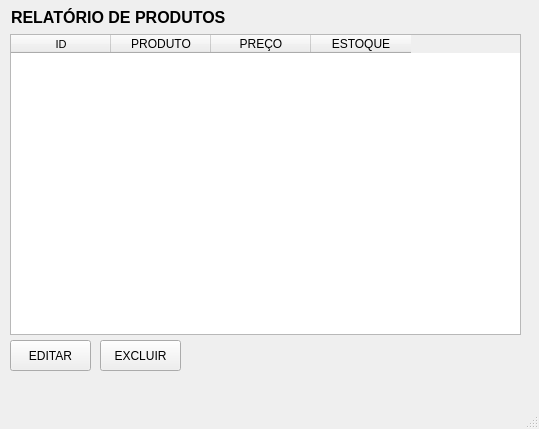
PedroNeto87/Python-MySQL-Projeto, file lista.ui: the form before one commit.
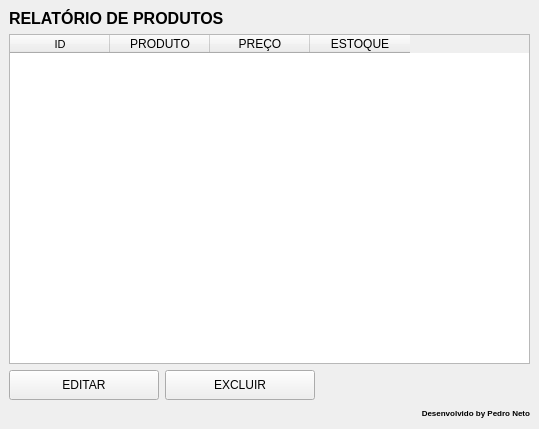
The form after the commit.

Commit message: Alterado as telas .ui para que possam ser recursivas

Patch:
```diff
--- a/lista.ui
+++ b/lista.ui
@@ -14,15 +14,9 @@
    <string>MainWindow</string>
   </property>
   <widget class="QWidget" name="centralwidget">
+   <layout class="QVBoxLayout" name="verticalLayout">
+    <item>
    <widget class="QLabel" name="label">
-    <property name="geometry">
-     <rect>
-      <x>11</x>
-      <y>7</y>
-      <width>221</width>
-      <height>21</height>
-     </rect>
-    </property>
     <property name="font">
      <font>
       <pointsize>12</pointsize>
@@ -31,18 +25,12 @@
      </font>
     </property>
     <property name="text">
-     <string>RELATÓRIO DE PRODUTOS</string>
-    </property>
-   </widget>
+       <string>&lt;html&gt;&lt;head/&gt;&lt;body&gt;&lt;p&gt;RELATÓRIO DE PRODUTOS&lt;/p&gt;&lt;/body&gt;&lt;/html&gt;</string>
+      </property>
+     </widget>
+    </item>
+    <item>
    <widget class="QTableWidget" name="tableWidget">
-    <property name="geometry">
-     <rect>
-      <x>10</x>
-      <y>34</y>
-      <width>511</width>
-      <height>301</height>
-     </rect>
-    </property>
     <column>
      <property name="text">
       <string>ID</string>
@@ -69,44 +57,80 @@
      </property>
     </column>
    </widget>
+    </item>
+    <item>
+     <layout class="QHBoxLayout" name="horizontalLayout_2">
+      <item>
+       <layout class="QHBoxLayout" name="horizontalLayout">
+        <item>
    <widget class="QPushButton" name="btnEditar">
-    <property name="geometry">
-     <rect>
-      <x>10</x>
-      <y>340</y>
-      <width>81</width>
-      <height>31</height>
-     </rect>
+          <property name="minimumSize">
+           <size>
+            <width>150</width>
+            <height>30</height>
+           </size>
+          </property>
+          <property name="maximumSize">
+           <size>
+            <width>200</width>
+            <height>30</height>
+           </size>
     </property>
     <property name="text">
      <string>EDITAR</string>
     </property>
    </widget>
+        </item>
+        <item>
    <widget class="QPushButton" name="btnExcluir">
-    <property name="geometry">
-     <rect>
-      <x>100</x>
-      <y>340</y>
-      <width>81</width>
-      <height>31</height>
-     </rect>
+          <property name="minimumSize">
+           <size>
+            <width>150</width>
+            <height>30</height>
+           </size>
+          </property>
+          <property name="maximumSize">
+           <size>
+            <width>200</width>
+            <height>16777215</height>
+           </size>
     </property>
     <property name="text">
      <string>EXCLUIR</string>
     </property>
    </widget>
-  </widget>
-  <widget class="QMenuBar" name="menubar">
-   <property name="geometry">
-    <rect>
-     <x>0</x>
-     <y>0</y>
-     <width>539</width>
-     <height>21</height>
-    </rect>
-   </property>
-  </widget>
-  <widget class="QStatusBar" name="statusbar"/>
+        </item>
+       </layout>
+      </item>
+      <item>
+       <widget class="QLabel" name="label_2">
+        <property name="text">
+         <string/>
+        </property>
+       </widget>
+      </item>
+     </layout>
+    </item>
+    <item>
+     <layout class="QHBoxLayout" name="horizontalLayout_3">
+      <item>
+       <widget class="QLabel" name="label_3">
+        <property name="text">
+         <string/>
+        </property>
+       </widget>
+      </item>
+      <item>
+       <widget class="QLabel" name="label_4">
+        <property name="text">
+         <string>&lt;html&gt;&lt;head/&gt;&lt;body&gt;&lt;p align=&quot;right&quot;&gt;&lt;span style=&quot; font-size:6pt; font-weight:600;&quot;&gt;Desenvolvido by Pedro Neto&lt;/span&gt;&lt;/p&gt;&lt;/body&gt;&lt;/html&gt;</string>
+        </property>
+       </widget>
+      </item>
+     </layout>
+    </item>
+   </layout>
+  </widget>
  </widget>
  <resources/>
  <connections/>
```
Lines whose indentation alone changed are shown as unchanged. The commit also changes 2 other files.
